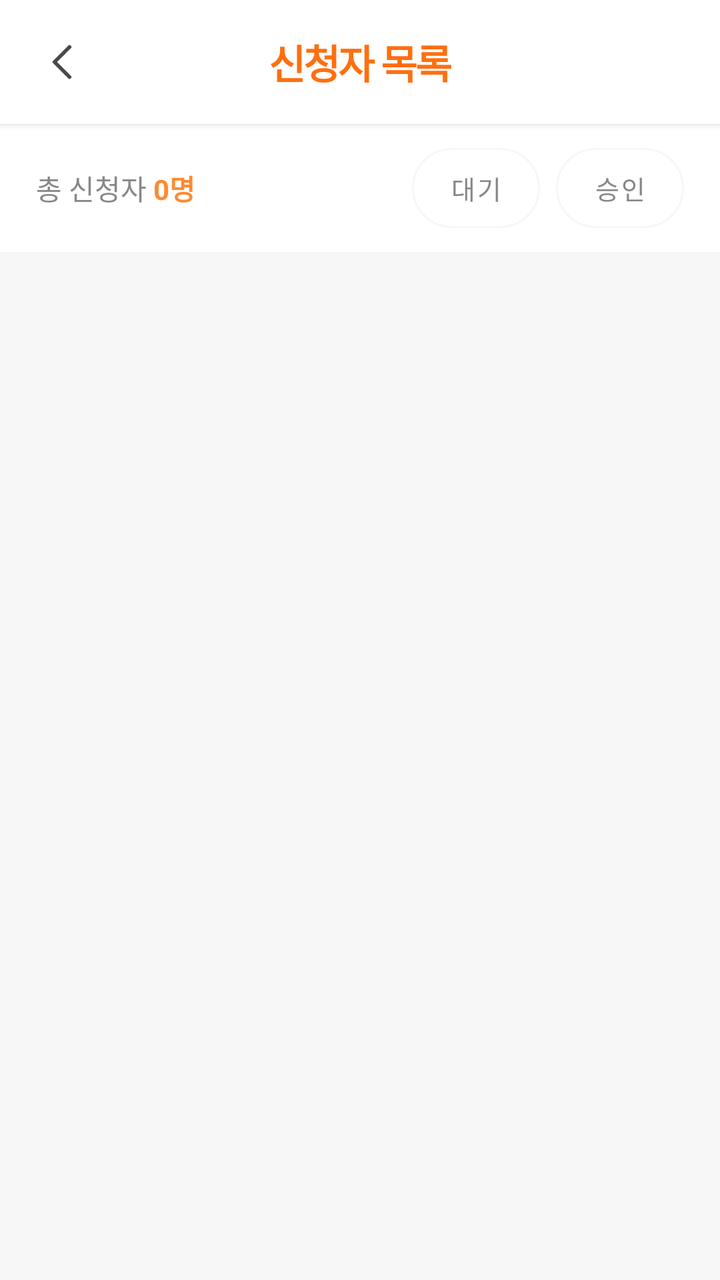
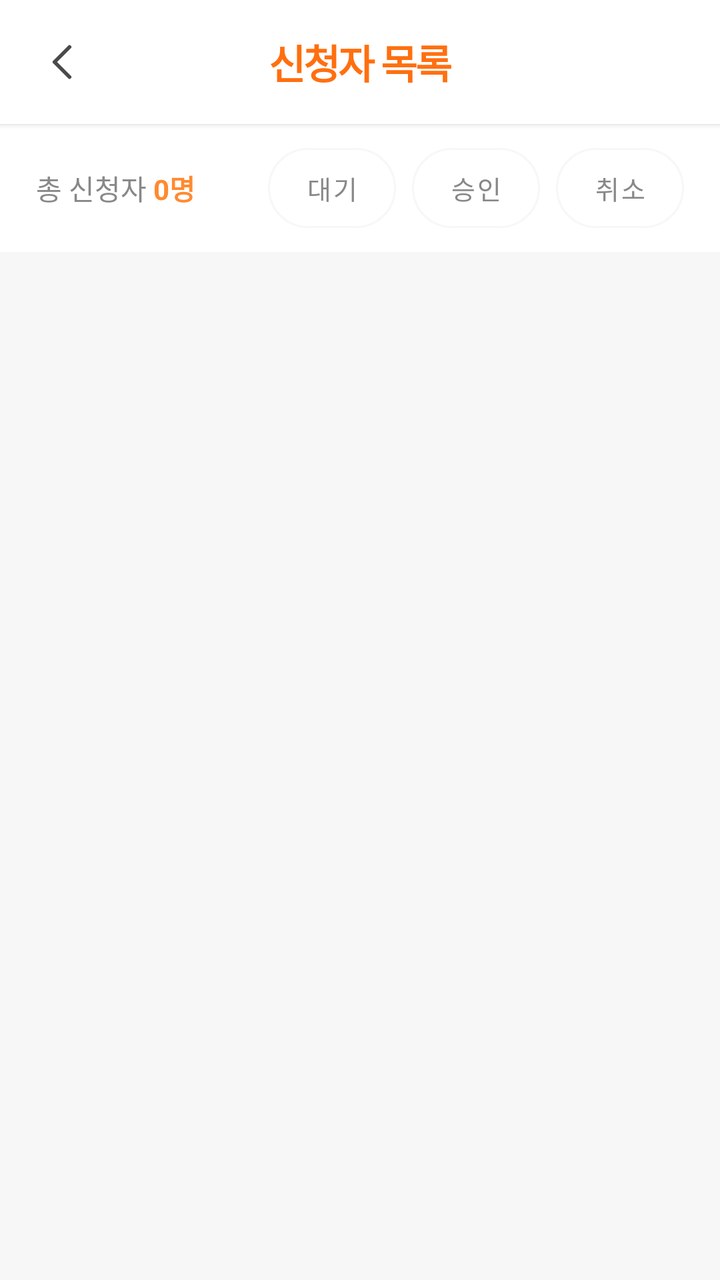

Compare the two renders of this Android layout. The source of the first and the diff that turns it into the second are given below.
<!-- AndroidManifest.xml: application theme Theme.Honbabapp -->
<!-- res/layout/page_campaign_applicant_list.xml -->
<?xml version="1.0" encoding="utf-8"?>
<androidx.constraintlayout.widget.ConstraintLayout
    xmlns:android="http://schemas.android.com/apk/res/android"
    xmlns:app="http://schemas.android.com/apk/res-auto"
    android:layout_width="match_parent"
    android:layout_height="match_parent"
    android:background="@color/bg_200">

    
    <LinearLayout
        android:id="@+id/header_layout"
        android:layout_width="0dp"
        android:layout_height="wrap_content"
        android:orientation="horizontal"
        android:gravity="center_vertical"
        android:padding="16dp"
        android:background="@color/bg_100"
        android:elevation="2dp"
        app:layout_constraintTop_toTopOf="parent"
        app:layout_constraintStart_toStartOf="parent"
        app:layout_constraintEnd_toEndOf="parent">

        <ImageButton
            android:id="@+id/btn_back"
            android:layout_width="30dp"
            android:layout_height="30dp"
            android:src="@drawable/ic_arrow_back"
            android:scaleType="centerCrop"
            android:background="@color/white"
            android:layout_marginEnd="12dp" />

        <TextView
            android:id="@+id/tv_title"
            android:layout_width="0dp"
            android:layout_height="wrap_content"
            android:layout_weight="1"
            android:text="신청자 목록"
            android:textColor="@color/primary_200"
            android:textSize="20sp"
            android:textStyle="bold"
            android:gravity="center"
            android:letterSpacing="-0.05"
            android:maxLines="1"
            android:ellipsize="end"
            android:layout_marginEnd="42dp" />

    </LinearLayout>

    
    <LinearLayout
        android:id="@+id/layout_count_bar"
        android:layout_width="0dp"
        android:layout_height="wrap_content"
        android:orientation="horizontal"
        android:gravity="center_vertical"
        android:paddingHorizontal="18dp"
        android:paddingVertical="12dp"
        android:background="@color/bg_100"
        app:layout_constraintTop_toBottomOf="@id/header_layout"
        app:layout_constraintStart_toStartOf="parent"
        app:layout_constraintEnd_toEndOf="parent">

        <TextView
            android:layout_width="wrap_content"
            android:layout_height="wrap_content"
            android:text="총 신청자"
            android:textColor="@color/text_200"
            android:textSize="14sp" />

        <TextView
            android:id="@+id/tv_applicant_count"
            android:layout_width="0dp"
            android:layout_height="wrap_content"
            android:layout_weight="1"
            android:text=" 0명"
            android:textColor="@color/primary_100"
            android:textSize="14sp"
            android:textStyle="bold" />

        <LinearLayout
            android:layout_width="wrap_content"
            android:layout_height="wrap_content"
            android:orientation="horizontal">

            
            <Button
                android:id="@+id/btn_filter_waiting"
                style="@style/Widget.MaterialComponents.Button.UnelevatedButton"
                android:layout_width="wrap_content"
                android:layout_height="40dp"
                android:minWidth="64dp"
                android:text="대기"
                android:textSize="13sp"
                android:textColor="@drawable/tab_text_color_selector"
                android:background="@drawable/chip_button_background"
                android:paddingHorizontal="16dp"
                android:layout_marginEnd="8dp"
                app:backgroundTint="@null" />

            <Button
                android:id="@+id/btn_filter_approved"
                style="@style/Widget.MaterialComponents.Button.UnelevatedButton"
                android:layout_width="wrap_content"
                android:layout_height="40dp"
                android:minWidth="64dp"
                android:text="승인"
                android:textSize="13sp"
                android:textColor="@drawable/tab_text_color_selector"
                android:background="@drawable/chip_button_background"
                android:paddingHorizontal="16dp"
                app:backgroundTint="@null" />

        </LinearLayout>

    </LinearLayout>

    
    <View
        android:id="@+id/divider"
        android:layout_width="0dp"
        android:layout_height="8dp"
        android:background="@color/bg_200"
        app:layout_constraintTop_toBottomOf="@id/layout_count_bar"
        app:layout_constraintStart_toStartOf="parent"
        app:layout_constraintEnd_toEndOf="parent" />

    
    <LinearLayout
        android:id="@+id/layout_empty_state"
        android:layout_width="0dp"
        android:layout_height="0dp"
        android:orientation="vertical"
        android:gravity="center"
        android:visibility="gone"
        app:layout_constraintTop_toBottomOf="@id/divider"
        app:layout_constraintBottom_toBottomOf="parent"
        app:layout_constraintStart_toStartOf="parent"
        app:layout_constraintEnd_toEndOf="parent">

        <ImageView
            android:layout_width="64dp"
            android:layout_height="64dp"
            android:src="@drawable/ic_campaign"
            android:alpha="0.3"
            android:layout_marginBottom="16dp" />

        <TextView
            android:layout_width="wrap_content"
            android:layout_height="wrap_content"
            android:text="아직 신청자가 없습니다"
            android:textColor="@color/text_200"
            android:textSize="16sp"
            android:textStyle="bold"
            android:layout_marginBottom="8dp" />

        <TextView
            android:layout_width="wrap_content"
            android:layout_height="wrap_content"
            android:text="체험단 공고를 SNS에 공유해 보세요!"
            android:textColor="@color/text_200"
            android:textSize="13sp" />

    </LinearLayout>

    
    <androidx.recyclerview.widget.RecyclerView
        android:id="@+id/rv_campaign_applicants"
        android:layout_width="0dp"
        android:layout_height="0dp"
        android:scrollbars="none"
        android:clipToPadding="false"
        android:paddingBottom="16dp"
        app:layoutManager="androidx.recyclerview.widget.LinearLayoutManager"
        app:layout_constraintTop_toBottomOf="@id/divider"
        app:layout_constraintBottom_toBottomOf="parent"
        app:layout_constraintStart_toStartOf="parent"
        app:layout_constraintEnd_toEndOf="parent" />

</androidx.constraintlayout.widget.ConstraintLayout>
<!-- resources referenced by this layout -->
<resources>
  <color name="bg_100">#FFFFFF</color>
  <color name="bg_200">#F7F7F7</color>
  <color name="primary_100">#FF8A30</color>
  <color name="primary_200">#FF6F0F</color>
  <color name="text_200">#888888</color>
  <color name="white">#FFFFFFFF</color>
  <!-- drawable chip_button_background (drawable) -->
  <?xml version="1.0" encoding="utf-8"?>
  <selector xmlns:android="http://schemas.android.com/apk/res/android">
  
      
      <item android:state_selected="true">
          <shape android:shape="rectangle">
              <stroke android:width="1dp" android:color="@color/primary_100" />
              <corners android:radius="20dp" />
          </shape>
      </item>
  
      
      <item>
          <shape android:shape="rectangle">
              <solid android:color="@color/white" />
              <stroke android:width="1dp" android:color="@color/bg_200" />
              <corners android:radius="20dp" />
          </shape>
      </item>
  
  </selector>
  <!-- drawable ic_arrow_back (drawable) -->
  <vector xmlns:android="http://schemas.android.com/apk/res/android"
      android:width="24dp"
      android:height="24dp"
      android:viewportWidth="24"
      android:viewportHeight="24">
  
    <path
        android:pathData="M15,18L9,12L15,6"
        android:strokeColor="#4A4A4A"
        android:strokeWidth="1.5"
        android:strokeLineCap="round"
        android:strokeLineJoin="round"
        android:fillColor="@android:color/transparent"/>
  </vector>
  <!-- drawable ic_campaign: vector/xml drawable (drawable, 2258 chars, omitted) -->
  <!-- drawable tab_text_color_selector (drawable) -->
  <?xml version="1.0" encoding="utf-8"?>
  <selector xmlns:android="http://schemas.android.com/apk/res/android">
      <item android:color="@color/primary_100" android:state_selected="true" />
      <item android:color="@color/text_200" />
  </selector>
  <style name="Theme.Honbabapp" parent="Base.Theme.Honbabapp">
          <item name="android:windowIsTranslucent">true</item>
      </style>
  <style name="Base.Theme.Honbabapp" parent="Theme.Material3.Light.NoActionBar">
          
          <item name="colorPrimary">@color/primary_100</item>
          <item name="colorPrimaryVariant">@color/primary_200</item>
          <item name="colorOnPrimary">@android:color/white</item>
  
          
          <item name="colorSecondary">@color/accent_100</item>
          <item name="colorSecondaryVariant">@color/accent_200</item>
          <item name="colorOnSecondary">@android:color/white</item>
  
          
          <item name="android:colorBackground">@color/bg_100</item>
          <item name="colorSurface">@color/white</item>
          <item name="colorOnSurface">@color/text_100</item>
  
          
          <item name="android:statusBarColor">@android:color/white</item>
          <item name="android:windowLightStatusBar">true</item>
          
      </style>
  <color name="accent_100">#00C7AE</color>
  <color name="accent_200">#2B2B2B</color>
  <color name="text_100">#222222</color>
</resources>

<!-- the commit's change to res/layout/page_campaign_applicant_list.xml (unified diff, before → after) -->
@@ -108,6 +108,20 @@
                 android:textColor="@drawable/tab_text_color_selector"
                 android:background="@drawable/chip_button_background"
                 android:paddingHorizontal="16dp"
+                android:layout_marginEnd="8dp"
+                app:backgroundTint="@null" />
+
+            <Button
+                android:id="@+id/btn_filter_canceled"
+                style="@style/Widget.MaterialComponents.Button.UnelevatedButton"
+                android:layout_width="wrap_content"
+                android:layout_height="40dp"
+                android:minWidth="64dp"
+                android:text="취소"
+                android:textSize="13sp"
+                android:textColor="@drawable/tab_text_color_selector"
+                android:background="@drawable/chip_button_background"
+                android:paddingHorizontal="16dp"
                 app:backgroundTint="@null" />
 
         </LinearLayout>
